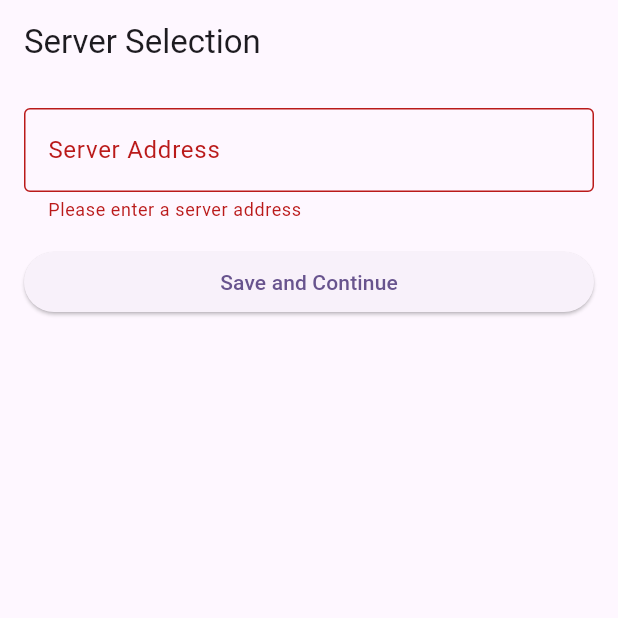
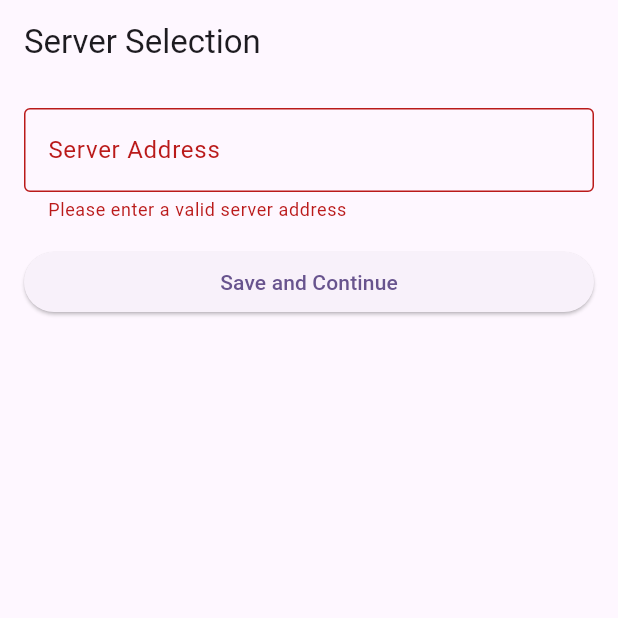
Before and after one commit to wylited/city-runners, a Flutter app: the screen it shows after launch, after a tap on "Save and Continue", on a phone screen of 412 x 824 dp, the top half of it. Run offline on Flutter 3.47's test engine with Material 3 defaults, Android fonts, the phone set to English and light mode, and no system bars; our stand-ins replace geolocator, shared_preferences.

Commit message:
minor update

```diff
--- a/app/lib/main.dart
+++ b/app/lib/main.dart
@@ -94,7 +94,7 @@ class _ServerSelectionPageState extends State<ServerSelectionPage> {
                 },
                 validator: (value) {
                   if (value == null || value.isEmpty) {
-                    return 'Please enter a server address';
+                    return 'Please enter a valid server address';
                   }
                   if (!Uri.parse(value).isAbsolute) {
                     return 'Invalid address format';
```
Also changed, not shown: 1 other file.
